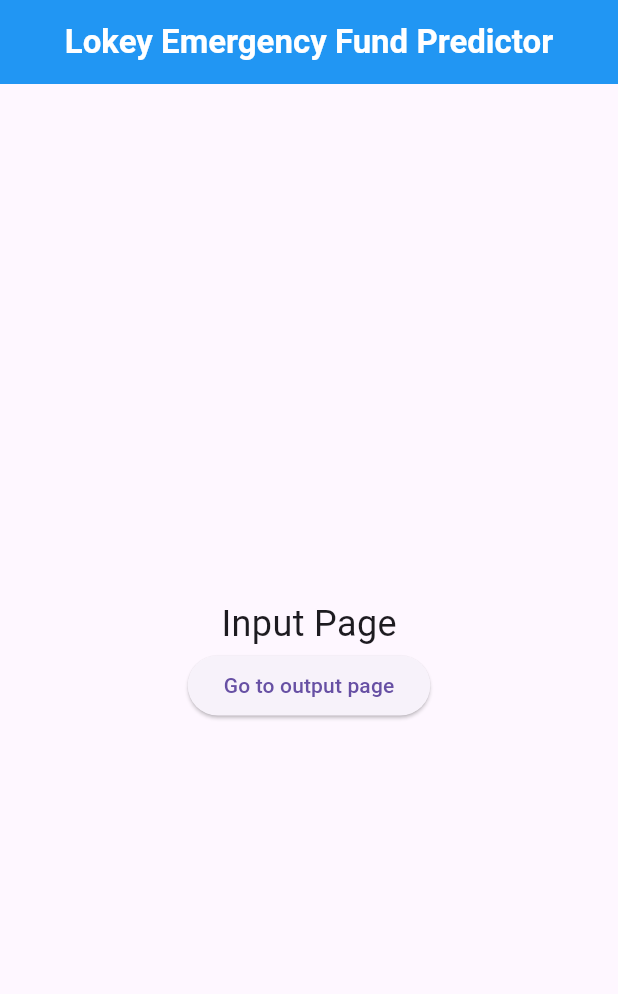
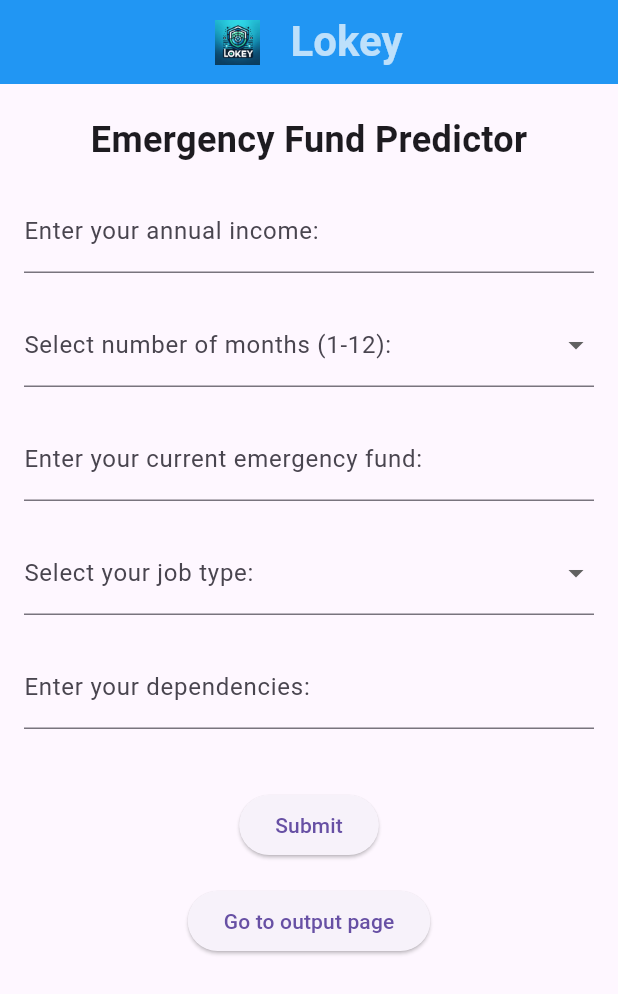
Before and after one commit to MustafaJP/LOKEY, a Flutter app: the screen it shows after launch, on a phone screen of 412 x 824 dp. Shown: the top 994 px of the screen. Run offline on Flutter 3.47's test engine with Material 3 defaults, Android fonts, the phone set to English and light mode, and no system bars.

Commit message:
Add form for user

```diff
--- a/lokey/lib/home_page.dart
+++ b/lokey/lib/home_page.dart
@@ -1,4 +1,5 @@
 import 'package:flutter/material.dart';
+import 'package:lokey/widget/user_form.dart';
 
 class HomePage extends StatelessWidget {
   const HomePage({super.key});
@@ -8,21 +9,36 @@ class HomePage extends StatelessWidget {
     return Scaffold(
       appBar: AppBar(
         iconTheme: const IconThemeData(color: Colors.black),
-        title: const Text(
-          'Lokey Emergency Fund Predictor',
-          style: TextStyle(color: Colors.white, fontWeight: FontWeight.bold),
+        title: Row(
+          mainAxisAlignment: MainAxisAlignment.center,
+          children: [
+            Image.asset('lib/image/lokey_image.jpg', width: 30, height: 30),
+            Container(
+              padding: const EdgeInsets.all(10),
+            ),
+            const Text(
+              'Lokey',
+              style: TextStyle(
+                  color: Colors.white70,
+                  fontWeight: FontWeight.bold,
+                  fontSize: 28),
+            ),
+          ],
         ),
         centerTitle: true,
         backgroundColor: Colors.blue,
       ),
-      body: Center(
+      body: SingleChildScrollView(
         child: Column(
           mainAxisAlignment: MainAxisAlignment.center,
+          crossAxisAlignment: CrossAxisAlignment.center,
           children: [
+            const Padding(padding: EdgeInsets.all(10)),
             const Text(
-              'Input Page',
-              style: TextStyle(fontSize: 24),
+              'Emergency Fund Predictor',
+              style: TextStyle(fontSize: 24, fontWeight: FontWeight.bold),
             ),
+            UserForm(),
             ElevatedButton(
               child: const Text('Go to output page'),
               onPressed: () {
--- /dev/null
+++ b/lokey/lib/widget/user_form.dart
@@ -0,0 +1,142 @@
+import 'package:flutter/material.dart';
+
+class UserForm extends StatefulWidget {
+  @override
+  State<UserForm> createState() => _UserFormState();
+}
+
+class _UserFormState extends State<UserForm> {
+  final _formKey = GlobalKey<FormState>();
+  String? selectedJobType;
+  String? selectedMonth;
+
+  List<String> jobTypes = [
+    'Arts',
+    'Social Science',
+    'Dental',
+    'Medicine',
+    'Law',
+    'Sciences',
+    'Business',
+    'Computing',
+    'Engineering',
+    'Music',
+    'Real estate'
+  ];
+
+  List<String> months = [
+    'January',
+    'February',
+    'March',
+    'April',
+    'May',
+    'June',
+    'July',
+    'August',
+    'September',
+    'October',
+    'November',
+    'December',
+  ];
+
+  @override
+  Widget build(BuildContext context) {
+    return Center(
+      child: SingleChildScrollView(
+        padding: const EdgeInsets.all(16.0),
+        child: Form(
+          key: _formKey,
+          child: Column(
+            mainAxisSize: MainAxisSize.min,
+            children: <Widget>[
+              TextFormField(
+                decoration: const InputDecoration(
+                  labelText: 'Enter your annual income:',
+                ),
+                validator: (value) {
+                  if (value!.isEmpty) {
+                    return 'Please enter some text';
+                  }
+                  return null;
+                },
+              ),
+              const SizedBox(height: 20),
+              DropdownButtonFormField<String>(
+                value: selectedMonth, // Set the value of the dropdown
+                onChanged: (value) {
+                  setState(() {
+                    selectedMonth = value; // Update the selected value
+                  });
+                },
+                decoration: const InputDecoration(
+                  labelText: 'Select number of months (1-12):',
+                ),
+                items: months.map((String month) {
+                  return DropdownMenuItem<String>(
+                    value: month,
+                    child: Text(month),
+                  );
+                }).toList(),
+                validator: (value) => value == null ? 'Field required' : null,
+              ),
+              const SizedBox(height: 20),
+              TextFormField(
+                decoration: const InputDecoration(
+                  labelText: 'Enter your current emergency fund:',
+                ),
+                validator: (value) {
+                  if (value!.isEmpty) {
+                    return 'Please enter some text';
+                  }
+                  return null;
+                },
+              ),
+              const SizedBox(height: 20),
+              DropdownButtonFormField<String>(
+                value: selectedJobType, // Set the value of the dropdown
+                onChanged: (value) {
+                  setState(() {
+                    selectedJobType = value; // Update the selected value
+                  });
+                },
+                decoration: const InputDecoration(
+                  labelText: 'Select your job type:',
+                ),
+                items: jobTypes.map((String jobType) {
+                  return DropdownMenuItem<String>(
+                    value: jobType,
+                    child: Text(jobType),
+                  );
+                }).toList(),
+                validator: (value) => value == null ? 'Field required' : null,
+              ),
+              const SizedBox(height: 20),
+              TextFormField(
+                decoration: const InputDecoration(
+                  labelText: 'Enter your dependencies:',
+                ),
+                validator: (value) {
+                  if (value!.isEmpty) {
+                    return 'Please enter some text';
+                  }
+                  return null;
+                },
+              ),
+              const SizedBox(height: 40),
+              ElevatedButton(
+                onPressed: () {
+                  if (_formKey.currentState!.validate()) {
+                    const SnackBar(content: Text('Processing Data'));
+                    //submit it to API
+                    Navigator.pushNamed(context, '/output');
+                  }
+                },
+                child: const Text('Submit'),
+              ),
+            ],
+          ),
+        ),
+      ),
+    );
+  }
+}
```
Also changed, not shown: lokey/pubspec.yaml (+5 -5 lines), lokey/lib/image/lokey_image.jpg (added).
